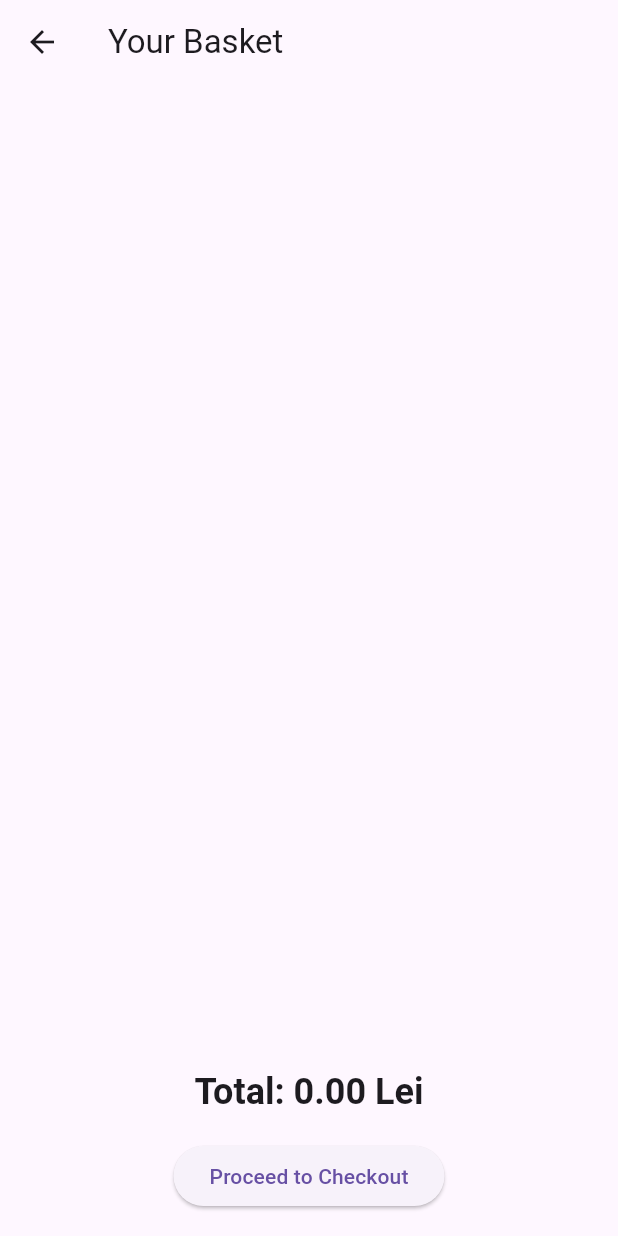
After one commit to andreicosmin02/furniture_store_app, a Flutter app: the BasketScreen screen opened by its route, on a phone screen of 412 x 824 dp. The commit adds this screen. Run offline on Flutter 3.47's test engine with Material 3 defaults, Android fonts, the phone set to English and light mode, and no system bars.

Commit message:
Implemented Basket UI

```diff
--- a/lib/core/routes/app_router.dart
+++ b/lib/core/routes/app_router.dart
@@ -1,5 +1,6 @@
 import 'package:flutter/material.dart';
 import 'package:furniture_store_app/ui/screens/auth/login_screen.dart';
+import 'package:furniture_store_app/ui/screens/basket/basket_screen.dart';
 import 'package:furniture_store_app/ui/screens/products/products_screen.dart';
 
 class AppRouter {
@@ -9,6 +10,8 @@ class AppRouter {
         return MaterialPageRoute(builder: (_) => const LoginPage());
       case '/products':
         return MaterialPageRoute(builder: (_) => const ProductsScreen());
+      case '/basket':
+        return MaterialPageRoute(builder: (_) => const BasketScreen());
       default:
         return MaterialPageRoute(
           builder: (_) => Scaffold(
--- /dev/null
+++ b/lib/data/models/basket_item.dart
@@ -0,0 +1,11 @@
+import 'package:furniture_store_app/data/models/product.dart';
+
+class BasketItem {
+  final Product product;
+  int quantity;
+
+  BasketItem({
+    required this.product,
+    this.quantity = 1,
+  });
+}
--- /dev/null
+++ b/lib/state/basket_provider.dart
@@ -0,0 +1,35 @@
+import 'package:flutter/material.dart';
+import 'package:furniture_store_app/data/models/basket_item.dart';
+import 'package:furniture_store_app/data/models/product.dart';
+
+class BasketProvider with ChangeNotifier{
+  final List<BasketItem> _items = [];
+
+  List<BasketItem> get items => _items;
+  int get itemCount => _items.fold(0, (total, item) => total + item.quantity);
+  double get totalPrice => _items.fold(0, (total, item) => total + (item.product.price * item.quantity));
+
+  void addItem(Product product) {
+    final existingIndex = _items.indexWhere((item) => item.product.id == product.id);
+
+    if (existingIndex >= 0) {
+      _items[existingIndex].quantity++;
+    } else {
+      _items.add(BasketItem(product: product));
+    }
+
+    notifyListeners();
+  }
+
+  void removeItem(String productId) {
+    _items.removeWhere((item) => item.product.id == productId);
+
+    notifyListeners();
+  }
+
+  void clearBasket() {
+    _items.clear();
+
+    notifyListeners();
+  }
+}
--- /dev/null
+++ b/lib/ui/screens/basket/basket_screen.dart
@@ -0,0 +1,51 @@
+import 'package:flutter/material.dart';
+import 'package:provider/provider.dart';
+import 'package:furniture_store_app/state/basket_provider.dart';
+import 'package:furniture_store_app/ui/widgets/basket_item_tile.dart';
+
+class BasketScreen extends StatelessWidget {
+  const BasketScreen({super.key});
+
+  @override
+  Widget build(BuildContext context) {
+    final basketProvider = context.watch<BasketProvider>();
+
+    return Scaffold(
+      appBar: AppBar(title: const Text('Your Basket')),
+      body: Column(
+        children: [
+          Expanded(
+            child: ListView.builder(
+              itemCount: basketProvider.items.length,
+              itemBuilder:(context, index) {
+                final item = basketProvider.items[index];
+                return BasketItemTile(
+                  item: item,
+                  onRemove: () => basketProvider.removeItem(item.product.id),
+                );
+              },
+            ),
+          ),
+          Padding(
+            padding: const EdgeInsets.all(16.0),
+            child: Column(
+              children: [
+                Text(
+                  'Total: ${basketProvider.totalPrice.toStringAsFixed(2)} Lei',
+                  style: Theme.of(context).textTheme.headlineSmall?.copyWith(
+                    fontWeight: FontWeight.bold,
+                  ),
+                ),
+                const SizedBox(height: 16),
+                ElevatedButton(
+                  onPressed: () {}, // We'll implement checkout later
+                  child: const Text('Proceed to Checkout'),
+                )
+              ],
+            ),
+          )
+        ],
+      ),
+    );
+  }
+}
--- a/lib/ui/screens/products/products_screen.dart
+++ b/lib/ui/screens/products/products_screen.dart
@@ -1,6 +1,8 @@
 import 'package:flutter/material.dart';
 import 'package:furniture_store_app/data/mock_products.dart';
+import 'package:furniture_store_app/state/basket_provider.dart';
 import 'package:furniture_store_app/ui/widgets/product_card.dart';
+import 'package:provider/provider.dart';
 
 class ProductsScreen extends StatelessWidget {
   const ProductsScreen({super.key});
@@ -13,12 +15,10 @@ class ProductsScreen extends StatelessWidget {
         actions: [
           IconButton(
             icon: Badge(
-              label: const Text('0'), // TODO: Connect to basket
+              label: Text('${context.watch<BasketProvider>().itemCount}'),
               child: const Icon(Icons.shopping_cart)
             ),
-            onPressed: () {
-              // TODO: Navigate to basket
-            },
+            onPressed: () => Navigator.pushNamed(context, '/basket'),
           ),
         ],
       ),
--- a/lib/ui/widgets/product_card.dart
+++ b/lib/ui/widgets/product_card.dart
@@ -1,5 +1,7 @@
 import 'package:flutter/material.dart';
 import 'package:furniture_store_app/data/models/product.dart';
+import 'package:furniture_store_app/state/basket_provider.dart';
+import 'package:provider/provider.dart';
 
 class ProductCard extends StatelessWidget {
   final Product product;
@@ -56,9 +58,7 @@ class ProductCard extends StatelessWidget {
                   ),
                   const SizedBox(height: 12),
                   ElevatedButton.icon(
-                    onPressed: () {
-                      // TODO: Add to basket
-                    },
+                    onPressed: () => context.read<BasketProvider>().addItem(product),
                     icon: const Icon(Icons.add_shopping_cart),
                     label: const Text('Add to Cart'),
                     style: ElevatedButton.styleFrom(
--- a/pubspec.yaml
+++ b/pubspec.yaml
@@ -34,6 +34,7 @@ dependencies:
   # The following adds the Cupertino Icons font to your application.
   # Use with the CupertinoIcons class for iOS style icons.
   cupertino_icons: ^1.0.8
+  provider: ^6.1.4
 
 dev_dependencies:
   flutter_test:
```
Also changed, not shown: lib/main.dart (+14 -2 lines), lib/ui/widgets/basket_item_tile.dart (added, +32 -0 lines), lib/state/auth_provider.dart (line endings or trailing spaces), pubspec.lock.
